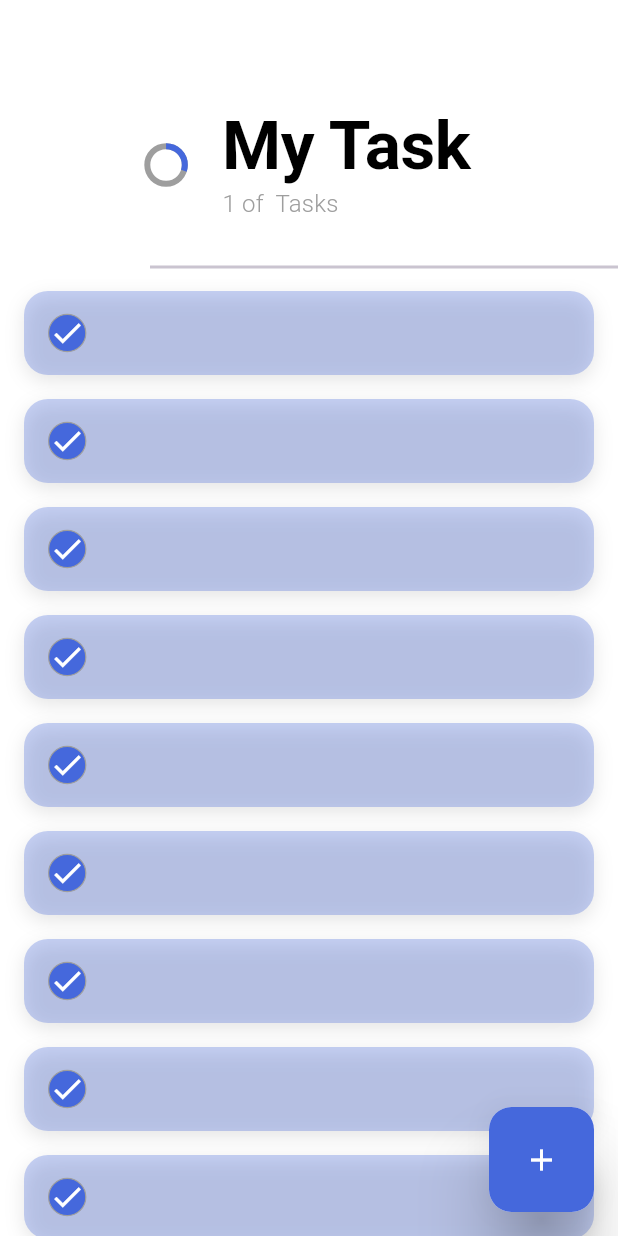
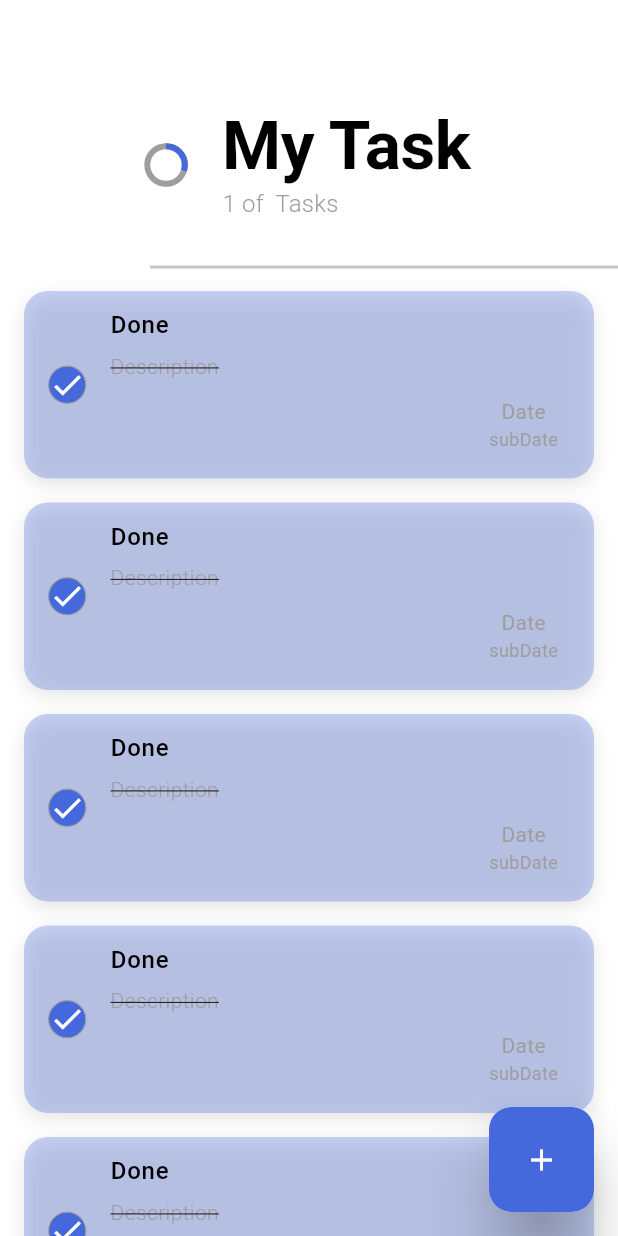
Before and after one commit to SamiDev016/Todo-App-, a Flutter app: the screen it shows after launch, on a phone screen of 412 x 824 dp. Run offline on Flutter 3.47's test engine with Material 3 defaults, Android fonts, the phone set to English and light mode, and no system bars.

Commit message:
task widget

```diff
--- a/lib/view/home/widget/home_view.dart
+++ b/lib/view/home/widget/home_view.dart
@@ -3,6 +3,7 @@ import 'package:todoapplication/extentions/space_exs.dart';
 import 'package:todoapplication/utils/app_colors.dart';
 import 'package:todoapplication/utils/app_str.dart';
 import 'package:todoapplication/view/home/widget/fab.dart';
+import 'package:todoapplication/view/home/widget/task_widget.dart';
 
 class HomeView extends StatefulWidget {
   const HomeView({super.key});
@@ -79,32 +80,7 @@ class _HomeViewState extends State<HomeView> {
                   itemCount: 20,
                   scrollDirection: Axis.vertical,
                   itemBuilder: (context, index) {
-                    return AnimatedContainer(
-                      margin: const EdgeInsets.symmetric(
-                          vertical: 8, horizontal: 16),
-                      duration: const Duration(microseconds: 600),
-                      decoration: BoxDecoration(
-                          color: AppColors.primaryColor.withOpacity(0.3),
-                          borderRadius: BorderRadius.circular(16),
-                          boxShadow: [
-                            BoxShadow(
-                                color: Colors.black.withOpacity(.1),
-                                offset: const Offset(0, 4),
-                                blurRadius: 10)
-                          ]),
-                      child: ListTile(
-                        leading: AnimatedContainer(
-                            duration: const Duration(milliseconds: 600),
-                            decoration: BoxDecoration(
-                              color: AppColors.primaryColor,
-                              shape: BoxShape.circle,
-                              border: Border.all(color: Colors.grey,width: .8),
-
-                            ),
-                            child: const Icon(Icons.check,color: Colors.white,),
-                            ),
-                      ),
-                    );
+                    return const TaskWidget();
                   }),
             )
           ],
--- /dev/null
+++ b/lib/view/home/widget/task_widget.dart
@@ -0,0 +1,104 @@
+
+import 'package:flutter/material.dart';
+import 'package:todoapplication/utils/app_colors.dart';
+
+class TaskWidget extends StatelessWidget {
+  const TaskWidget({
+    super.key,
+  });
+
+  @override
+  Widget build(BuildContext context) {
+    return GestureDetector(
+      onTap: (){
+
+      },
+      child: AnimatedContainer(
+        margin: const EdgeInsets.symmetric(
+            vertical: 8, horizontal: 16),
+        duration: const Duration(microseconds: 600),
+        decoration: BoxDecoration(
+            color: AppColors.primaryColor.withOpacity(0.3),
+            borderRadius: BorderRadius.circular(16),
+            boxShadow: [
+              BoxShadow(
+                  color: Colors.black.withOpacity(.1),
+                  offset: const Offset(0, 4),
+                  blurRadius: 10)
+            ]),
+        child: ListTile(
+          //Icon Check or inCheck
+          leading: GestureDetector(
+            onTap: () {},
+            child: AnimatedContainer(
+              duration: const Duration(milliseconds: 600),
+              decoration: BoxDecoration(
+                color: AppColors.primaryColor,
+                shape: BoxShape.circle,
+                border: Border.all(color: Colors.grey, width: .8),
+              ),
+              child: const Icon(
+                Icons.check,
+                color: Colors.white,
+              ),
+            ),
+          ),
+
+
+          //text title
+          title: const Padding(
+            padding: EdgeInsets.only(bottom: 5,top: 3),
+            child: Text(
+              "Done",
+              style: TextStyle(
+                  color: Colors.black,
+                  fontWeight: FontWeight.w500,
+                  //decoration: TextDecoration.lineThrough
+                  ),
+            ),
+          ),
+
+
+          //Text Decs
+          subtitle: const Column(
+            crossAxisAlignment: CrossAxisAlignment.start,
+            children: [
+              Text(
+                "Description",
+                style: TextStyle(
+                  color: Colors.grey,
+                  fontWeight: FontWeight.w300,
+                  decoration: TextDecoration.lineThrough
+                ),
+              ),
+
+
+              //Date
+              Align(
+                alignment: Alignment.centerRight,
+                child: Padding(
+                  padding: EdgeInsets.only(top:10,bottom: 10),
+                  child: Column(
+                    mainAxisAlignment: MainAxisAlignment.center,
+                    children: [
+                      Text("Date",style: TextStyle(
+                        color: Colors.grey,
+                        fontSize: 14
+                      ),),
+
+
+                      Text("subDate",style: TextStyle(
+                        color: Colors.grey,
+                        fontSize: 12
+                      ),),
+                    ],
+                  ),
+                ),
+              )
+            ],
+          ),
+        ),
+      ),
+    );
+  }
+}
```
